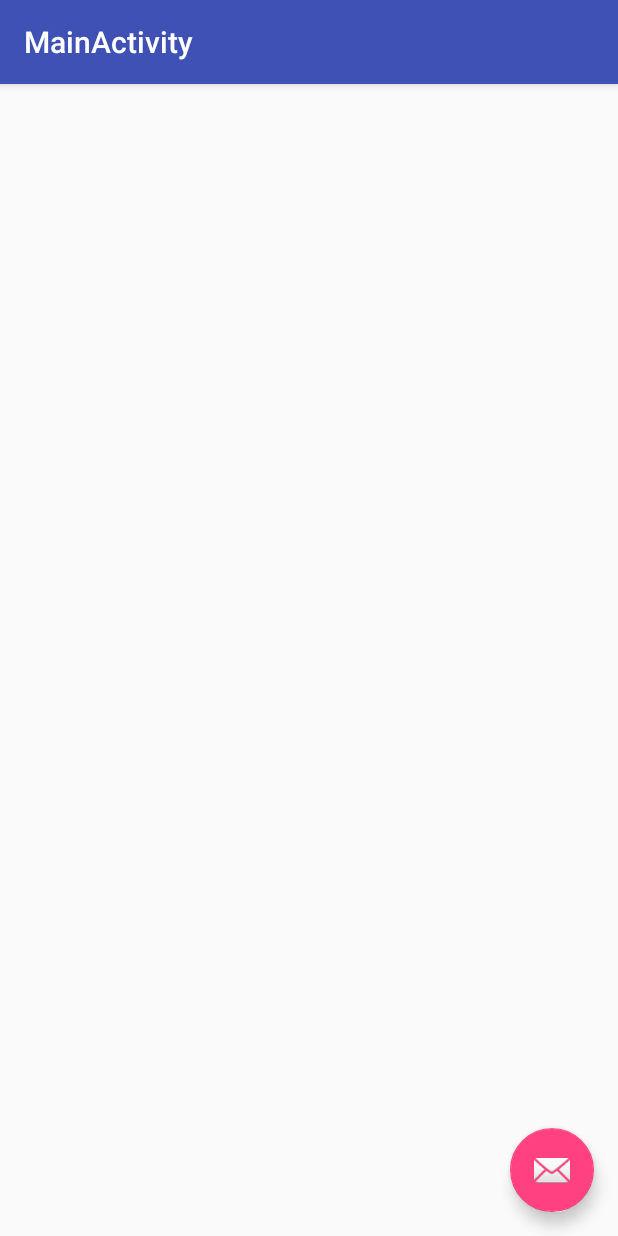
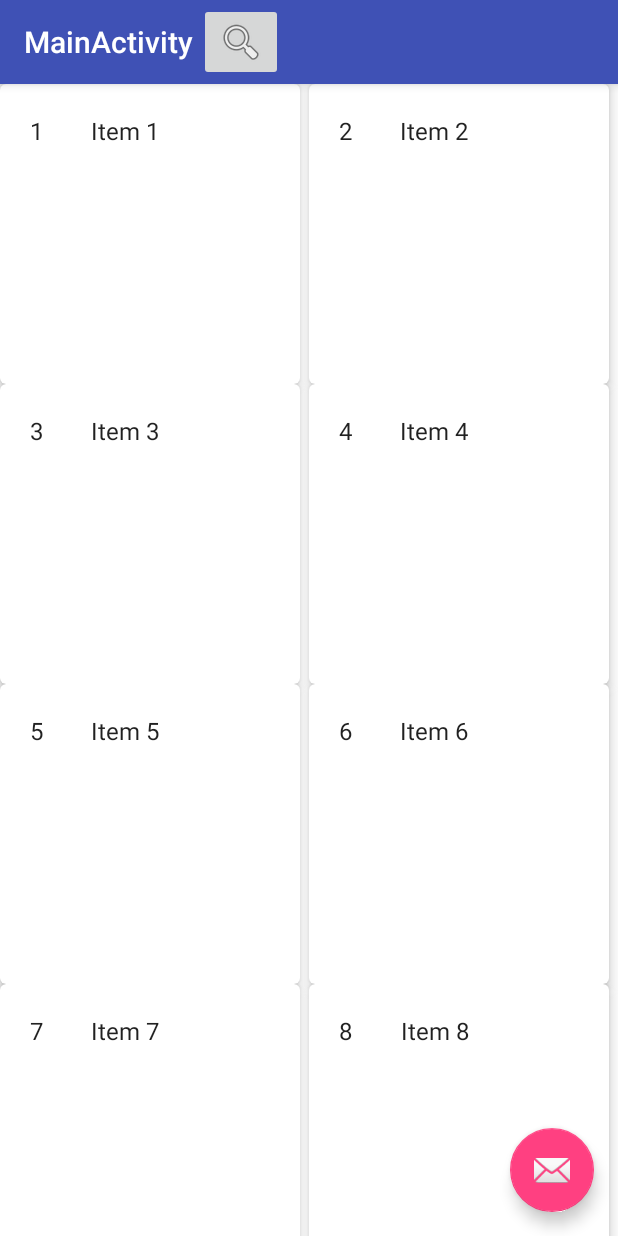
Before and after one commit to ldvby/FZ, an Android app: the screen it shows after launch once a user with an empty profile is signed in (MainActivity), on a phone screen of 412 x 824 dp. Run offline under Robolectric (Android 15) with nearby library versions, the phone set to English and light mode, and no system bars; our stand-ins replace Firebase (no records; nobody signed in at launch, a user with empty details on screens opened directly); libraries missing offline, so code that uses them is left out: com.facebook, com.facebook.login, com.twitter.sdk, io.fabric.sdk; 10 statements that could not run were skipped.

Commit message:
MainActivity cardview

```diff
--- a/android/app/src/main/AndroidManifest.xml
+++ b/android/app/src/main/AndroidManifest.xml
@@ -21,7 +21,7 @@
             </intent-filter>
         </activity>
         <activity
-            android:name=".MainActivity"
+            android:name=".ui.MainActivity"
             android:label="@string/title_activity_main"
             android:theme="@style/AppTheme.NoActionBar" />
         <meta-data android:name="com.facebook.sdk.ApplicationId" android:value="@string/facebook_app_id"/>
--- a/android/app/src/main/java/mobi/foodzen/foodzen/MainActivityFragment.java
+++ /dev/null
@@ -1,22 +0,0 @@
-package mobi.foodzen.foodzen;
-
-import android.support.v4.app.Fragment;
-import android.os.Bundle;
-import android.view.LayoutInflater;
-import android.view.View;
-import android.view.ViewGroup;
-
-/**
- * A placeholder fragment containing a simple view.
- */
-public class MainActivityFragment extends Fragment {
-
-    public MainActivityFragment() {
-    }
-
-    @Override
-    public View onCreateView(LayoutInflater inflater, ViewGroup container,
-                             Bundle savedInstanceState) {
-        return inflater.inflate(R.layout.fragment_main, container, false);
-    }
-}
--- /dev/null
+++ b/android/app/src/main/java/mobi/foodzen/foodzen/adapters/PhotoRestRecyclerViewAdapter.java
@@ -0,0 +1,79 @@
+package mobi.foodzen.foodzen.adapters;
+
+import android.support.v7.widget.RecyclerView;
+import android.view.LayoutInflater;
+import android.view.View;
+import android.view.ViewGroup;
+import android.widget.TextView;
+
+import mobi.foodzen.foodzen.ui.PhotoRestFragment.OnListFragmentInteractionListener;
+import mobi.foodzen.foodzen.R;
+import mobi.foodzen.foodzen.dummy.DummyContent.DummyItem;
+import mobi.foodzen.foodzen.ui.PhotoRestFragment;
+
+import java.util.List;
+
+/**
+ * {@link RecyclerView.Adapter} that can display a {@link DummyItem} and makes a call to the
+ * specified {@link OnListFragmentInteractionListener}.
+ * TODO: Replace the implementation with code for your data type.
+ */
+public class PhotoRestRecyclerViewAdapter extends RecyclerView.Adapter<PhotoRestRecyclerViewAdapter.ViewHolder> {
+
+    private final List<DummyItem> mValues;
+    private final OnListFragmentInteractionListener mListener;
+
+    public PhotoRestRecyclerViewAdapter(List<DummyItem> items, OnListFragmentInteractionListener listener) {
+        mValues = items;
+        mListener = listener;
+    }
+
+    @Override
+    public ViewHolder onCreateViewHolder(ViewGroup parent, int viewType) {
+        View view = LayoutInflater.from(parent.getContext())
+                .inflate(R.layout.fragment_photorest, parent, false);
+        return new ViewHolder(view);
+    }
+
+    @Override
+    public void onBindViewHolder(final ViewHolder holder, int position) {
+        holder.mItem = mValues.get(position);
+        holder.mIdView.setText(mValues.get(position).id);
+        holder.mContentView.setText(mValues.get(position).content);
+
+        holder.mView.setOnClickListener(new View.OnClickListener() {
+            @Override
+            public void onClick(View v) {
+                if (null != mListener) {
+                    // Notify the active callbacks interface (the activity, if the
+                    // fragment is attached to one) that an item has been selected.
+                    mListener.onListFragmentInteraction(holder.mItem);
+                }
+            }
+        });
+    }
+
+    @Override
+    public int getItemCount() {
+        return mValues.size();
+    }
+
+    public class ViewHolder extends RecyclerView.ViewHolder {
+        public final View mView;
+        public final TextView mIdView;
+        public final TextView mContentView;
+        public DummyItem mItem;
+
+        public ViewHolder(View view) {
+            super(view);
+            mView = view;
+            mIdView = (TextView) view.findViewById(R.id.id);
+            mContentView = (TextView) view.findViewById(R.id.content);
+        }
+
+        @Override
+        public String toString() {
+            return super.toString() + " '" + mContentView.getText() + "'";
+        }
+    }
+}
--- /dev/null
+++ b/android/app/src/main/java/mobi/foodzen/foodzen/dummy/DummyContent.java
@@ -0,0 +1,72 @@
+package mobi.foodzen.foodzen.dummy;
+
+import java.util.ArrayList;
+import java.util.HashMap;
+import java.util.List;
+import java.util.Map;
+
+/**
+ * Helper class for providing sample content for user interfaces created by
+ * Android template wizards.
+ * <p/>
+ * TODO: Replace all uses of this class before publishing your app.
+ */
+public class DummyContent {
+
+    /**
+     * An array of sample (dummy) items.
+     */
+    public static final List<DummyItem> ITEMS = new ArrayList<DummyItem>();
+
+    /**
+     * A map of sample (dummy) items, by ID.
+     */
+    public static final Map<String, DummyItem> ITEM_MAP = new HashMap<String, DummyItem>();
+
+    private static final int COUNT = 25;
+
+    static {
+        // Add some sample items.
+        for (int i = 1; i <= COUNT; i++) {
+            addItem(createDummyItem(i));
+        }
+    }
+
+    private static void addItem(DummyItem item) {
+        ITEMS.add(item);
+        ITEM_MAP.put(item.id, item);
+    }
+
+    private static DummyItem createDummyItem(int position) {
+        return new DummyItem(String.valueOf(position), "Item " + position, makeDetails(position));
+    }
+
+    private static String makeDetails(int position) {
+        StringBuilder builder = new StringBuilder();
+        builder.append("Details about Item: ").append(position);
+        for (int i = 0; i < position; i++) {
+            builder.append("\nMore details information here.");
+        }
+        return builder.toString();
+    }
+
+    /**
+     * A dummy item representing a piece of content.
+     */
+    public static class DummyItem {
+        public final String id;
+        public final String content;
+        public final String details;
+
+        public DummyItem(String id, String content, String details) {
+            this.id = id;
+            this.content = content;
+            this.details = details;
+        }
+
+        @Override
+        public String toString() {
+            return content;
+        }
+    }
+}
--- a/android/app/src/main/java/mobi/foodzen/foodzen/MainActivity.java
+++ b/android/app/src/main/java/mobi/foodzen/foodzen/ui/MainActivity.java
@@ -1,4 +1,4 @@
-package mobi.foodzen.foodzen;
+package mobi.foodzen.foodzen.ui;
 
 import android.os.Bundle;
 import android.support.design.widget.FloatingActionButton;
@@ -6,9 +6,15 @@
 import android.support.v7.app.AppCompatActivity;
 import android.support.v7.widget.Toolbar;
 import android.view.View;
+import android.view.ViewGroup;
+import android.widget.Button;
+import android.widget.ImageButton;
 import android.widget.TextView;
 
-public class MainActivity extends AppCompatActivity {
+import mobi.foodzen.foodzen.R;
+import mobi.foodzen.foodzen.dummy.DummyContent;
+
+public class MainActivity extends AppCompatActivity implements PhotoRestFragment.OnListFragmentInteractionListener {
 
     @Override
     protected void onCreate(Bundle savedInstanceState) {
@@ -16,6 +22,12 @@
         setContentView(R.layout.activity_main);
         Toolbar toolbar = (Toolbar) findViewById(R.id.toolbar);
         setSupportActionBar(toolbar);
+        ImageButton buttonSearch = new ImageButton(this);
+        buttonSearch.setLayoutParams(new Toolbar.LayoutParams(ViewGroup.LayoutParams.WRAP_CONTENT,
+                ViewGroup.LayoutParams.WRAP_CONTENT));
+        buttonSearch.setContentDescription("Search");
+        buttonSearch.setImageDrawable(getResources().getDrawable(android.R.drawable.ic_menu_search));
+        toolbar.addView(buttonSearch);
 
         FloatingActionButton fab = (FloatingActionButton) findViewById(R.id.fab);
         fab.setOnClickListener(new View.OnClickListener() {
@@ -30,11 +42,14 @@
         if (extras != null) {
             String userName = extras.getString("user");
             if (userName != null) {
-                TextView textView = (TextView) findViewById(R.id.main_text);
-                textView.setText(userName);
+
             }
         }
 
     }
 
+    @Override
+    public void onListFragmentInteraction(DummyContent.DummyItem item) {
+
+    }
 }
--- /dev/null
+++ b/android/app/src/main/java/mobi/foodzen/foodzen/ui/PhotoRestFragment.java
@@ -0,0 +1,109 @@
+package mobi.foodzen.foodzen.ui;
+
+import android.content.Context;
+import android.os.Bundle;
+import android.support.v4.app.Fragment;
+import android.support.v7.widget.GridLayoutManager;
+import android.support.v7.widget.LinearLayoutManager;
+import android.support.v7.widget.RecyclerView;
+import android.view.LayoutInflater;
+import android.view.View;
+import android.view.ViewGroup;
+
+import mobi.foodzen.foodzen.R;
+import mobi.foodzen.foodzen.adapters.PhotoRestRecyclerViewAdapter;
+import mobi.foodzen.foodzen.dummy.DummyContent;
+import mobi.foodzen.foodzen.dummy.DummyContent.DummyItem;
+
+/**
+ * A fragment representing a list of Items.
+ * <p/>
+ * Activities containing this fragment MUST implement the {@link OnListFragmentInteractionListener}
+ * interface.
+ */
+public class PhotoRestFragment extends Fragment {
+
+    // TODO: Customize parameter argument names
+    private static final String ARG_COLUMN_COUNT = "column-count";
+    // TODO: Customize parameters
+    private int mColumnCount = 2;
+    private OnListFragmentInteractionListener mListener;
+
+    /**
+     * Mandatory empty constructor for the fragment manager to instantiate the
+     * fragment (e.g. upon screen orientation changes).
+     */
+    public PhotoRestFragment() {
+    }
+
+    // TODO: Customize parameter initialization
+    @SuppressWarnings("unused")
+    public static PhotoRestFragment newInstance(int columnCount) {
+        PhotoRestFragment fragment = new PhotoRestFragment();
+        Bundle args = new Bundle();
+        args.putInt(ARG_COLUMN_COUNT, columnCount);
+        fragment.setArguments(args);
+        return fragment;
+    }
+
+    @Override
+    public void onCreate(Bundle savedInstanceState) {
+        super.onCreate(savedInstanceState);
+
+        if (getArguments() != null) {
+            mColumnCount = getArguments().getInt(ARG_COLUMN_COUNT);
+        }
+    }
+
+    @Override
+    public View onCreateView(LayoutInflater inflater, ViewGroup container,
+                             Bundle savedInstanceState) {
+        View view = inflater.inflate(R.layout.fragment_photorest_list, container, false);
+
+        // Set the adapter
+        if (view instanceof RecyclerView) {
+            Context context = view.getContext();
+            RecyclerView recyclerView = (RecyclerView) view;
+            if (mColumnCount <= 1) {
+                recyclerView.setLayoutManager(new LinearLayoutManager(context));
+            } else {
+                recyclerView.setLayoutManager(new GridLayoutManager(context, mColumnCount));
+            }
+            recyclerView.setAdapter(new PhotoRestRecyclerViewAdapter(DummyContent.ITEMS, mListener));
+        }
+        return view;
+    }
+
+
+    @Override
+    public void onAttach(Context context) {
+        super.onAttach(context);
+        if (context instanceof OnListFragmentInteractionListener) {
+            mListener = (OnListFragmentInteractionListener) context;
+        } else {
+            throw new RuntimeException(context.toString()
+                    + " must implement OnListFragmentInteractionListener");
+        }
+    }
+
+    @Override
+    public void onDetach() {
+        super.onDetach();
+        mListener = null;
+    }
+
+    /**
+     * This interface must be implemented by activities that contain this
+     * fragment to allow an interaction in this fragment to be communicated
+     * to the activity and potentially other fragments contained in that
+     * activity.
+     * <p/>
+     * See the Android Training lesson <a href=
+     * "http://developer.android.com/training/basics/fragments/communicating.html"
+     * >Communicating with Other Fragments</a> for more information.
+     */
+    public interface OnListFragmentInteractionListener {
+        // TODO: Update argument type and name
+        void onListFragmentInteraction(DummyItem item);
+    }
+}
--- a/android/app/src/main/res/layout/activity_main.xml
+++ b/android/app/src/main/res/layout/activity_main.xml
@@ -5,7 +5,7 @@
     android:layout_width="match_parent"
     android:layout_height="match_parent"
     android:fitsSystemWindows="true"
-    tools:context="mobi.foodzen.foodzen.MainActivity">
+    tools:context=".ui.MainActivity">
 
     <android.support.design.widget.AppBarLayout
         android:layout_width="match_parent"
--- a/android/app/src/main/res/layout/content_main.xml
+++ b/android/app/src/main/res/layout/content_main.xml
@@ -2,7 +2,7 @@
     xmlns:app="http://schemas.android.com/apk/res-auto"
     xmlns:tools="http://schemas.android.com/tools"
     android:id="@+id/fragment"
-    android:name="mobi.foodzen.foodzen.MainActivityFragment"
+    android:name="mobi.foodzen.foodzen.ui.PhotoRestFragment"
     android:layout_width="match_parent"
     android:layout_height="match_parent"
     app:layout_behavior="@string/appbar_scrolling_view_behavior"
--- a/android/app/src/main/res/layout/fragment_main.xml
+++ b/android/app/src/main/res/layout/fragment_main.xml
@@ -6,15 +6,14 @@
     android:paddingLeft="@dimen/activity_horizontal_margin"
     android:paddingRight="@dimen/activity_horizontal_margin"
     android:paddingTop="@dimen/activity_vertical_margin"
-    tools:context="mobi.foodzen.foodzen.MainActivityFragment"
+    tools:context=".ui.MainActivityFragment"
     tools:showIn="@layout/activity_main">
 
-    <TextView
-        android:id="@+id/main_text"
-        android:textSize="25sp"
-        android:layout_centerInParent="true"
-        android:layout_width="wrap_content"
-        android:layout_height="wrap_content" />
+    <android.support.v7.widget.RecyclerView
+        android:id="@+id/main_photos_recyclerview"
+        android:layout_width="match_parent"
+        android:layout_height="match_parent">
 
+    </android.support.v7.widget.RecyclerView>
 
 </RelativeLayout>
--- /dev/null
+++ b/android/app/src/main/res/layout/fragment_photorest.xml
@@ -0,0 +1,31 @@
+<?xml version="1.0" encoding="utf-8"?>
+
+<android.support.v7.widget.CardView xmlns:android="http://schemas.android.com/apk/res/android"
+    android:layout_width="200dp"
+    android:layout_height="200dp"
+    xmlns:cardview="http://schemas.android.com/apk/res-auto"
+    cardview:cardCornerRadius="4dp"
+    cardview:cardElevation="4dp"
+    cardview:contentPadding="4dp"
+    >
+
+    <LinearLayout
+        android:layout_width="wrap_content"
+        android:layout_height="wrap_content"
+        android:orientation="horizontal">
+
+        <TextView
+            android:id="@+id/id"
+            android:layout_width="wrap_content"
+            android:layout_height="wrap_content"
+            android:layout_margin="@dimen/text_margin"
+            android:textAppearance="?attr/textAppearanceListItem" />
+
+        <TextView
+            android:id="@+id/content"
+            android:layout_width="wrap_content"
+            android:layout_height="wrap_content"
+            android:layout_margin="@dimen/text_margin"
+            android:textAppearance="?attr/textAppearanceListItem" />
+    </LinearLayout>
+</android.support.v7.widget.CardView>
--- /dev/null
+++ b/android/app/src/main/res/layout/fragment_photorest_list.xml
@@ -0,0 +1,13 @@
+<?xml version="1.0" encoding="utf-8"?>
+<android.support.v7.widget.RecyclerView xmlns:android="http://schemas.android.com/apk/res/android"
+    xmlns:app="http://schemas.android.com/apk/res-auto"
+    xmlns:tools="http://schemas.android.com/tools"
+    android:id="@+id/list"
+    android:name="mobi.foodzen.foodzen.PhotoRestFragment"
+    android:layout_width="match_parent"
+    android:layout_height="match_parent"
+    android:layout_marginLeft="16dp"
+    android:layout_marginRight="16dp"
+    app:layoutManager="LinearLayoutManager"
+    tools:context=".ui.PhotoRestFragment"
+    tools:listitem="@layout/fragment_photorest" />
--- a/android/app/src/main/res/menu/menu_main.xml
+++ b/android/app/src/main/res/menu/menu_main.xml
@@ -1,7 +1,7 @@
 <menu xmlns:android="http://schemas.android.com/apk/res/android"
     xmlns:app="http://schemas.android.com/apk/res-auto"
     xmlns:tools="http://schemas.android.com/tools"
-    tools:context="mobi.foodzen.foodzen.MainActivity">
+    tools:context=".ui.MainActivity">
     <item
         android:id="@+id/action_settings"
         android:orderInCategory="100"
--- a/android/app/src/main/res/values/dimens.xml
+++ b/android/app/src/main/res/values/dimens.xml
@@ -3,4 +3,5 @@
     <dimen name="activity_horizontal_margin">16dp</dimen>
     <dimen name="activity_vertical_margin">16dp</dimen>
     <dimen name="fab_margin">16dp</dimen>
+    <dimen name="text_margin">16dp</dimen>
 </resources>
```
Also changed, not shown: android/app/build.gradle (+5 -3 lines), android/app/src/main/java/mobi/foodzen/foodzen/ui/LoginActivity.java (+5 -2 lines), android/app/src/main/java/mobi/foodzen/foodzen/ui/MainActivityFragment.java (added, +39 -0 lines), android/app/src/main/res/layout/main_rest_item.xml (added, +24 -0 lines).
